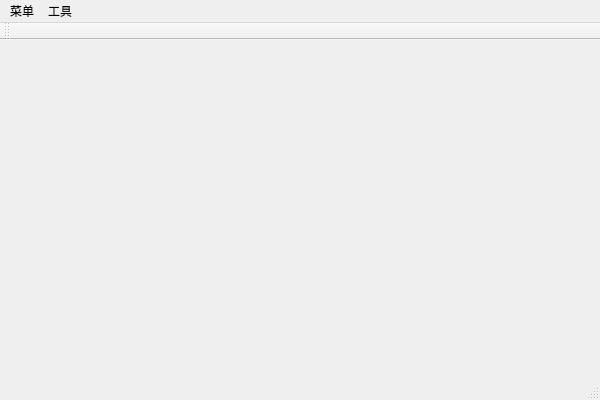
Above: PlaneGame/code/PlaneGame.ui from coolyany/MyPlaneGame before the change. Below: the same form after it.
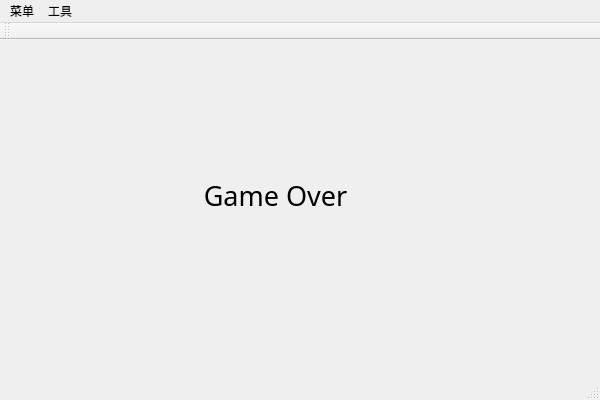
That is the form after the change.

Diff of the .ui file:
```diff
--- a/PlaneGame/code/PlaneGame.ui
+++ b/PlaneGame/code/PlaneGame.ui
@@ -13,7 +13,30 @@
   <property name="windowTitle">
    <string>PlaneGame</string>
   </property>
-  <widget class="QWidget" name="centralWidget"/>
+  <widget class="QWidget" name="centralWidget">
+   <widget class="QLabel" name="label">
+    <property name="geometry">
+     <rect>
+      <x>140</x>
+      <y>130</y>
+      <width>271</width>
+      <height>51</height>
+     </rect>
+    </property>
+    <property name="font">
+     <font>
+      <family>Arial Black</family>
+      <pointsize>20</pointsize>
+     </font>
+    </property>
+    <property name="text">
+     <string>Game Over</string>
+    </property>
+    <property name="alignment">
+     <set>Qt::AlignCenter</set>
+    </property>
+   </widget>
+  </widget>
   <widget class="QMenuBar" name="menuBar">
    <property name="geometry">
     <rect>
```
